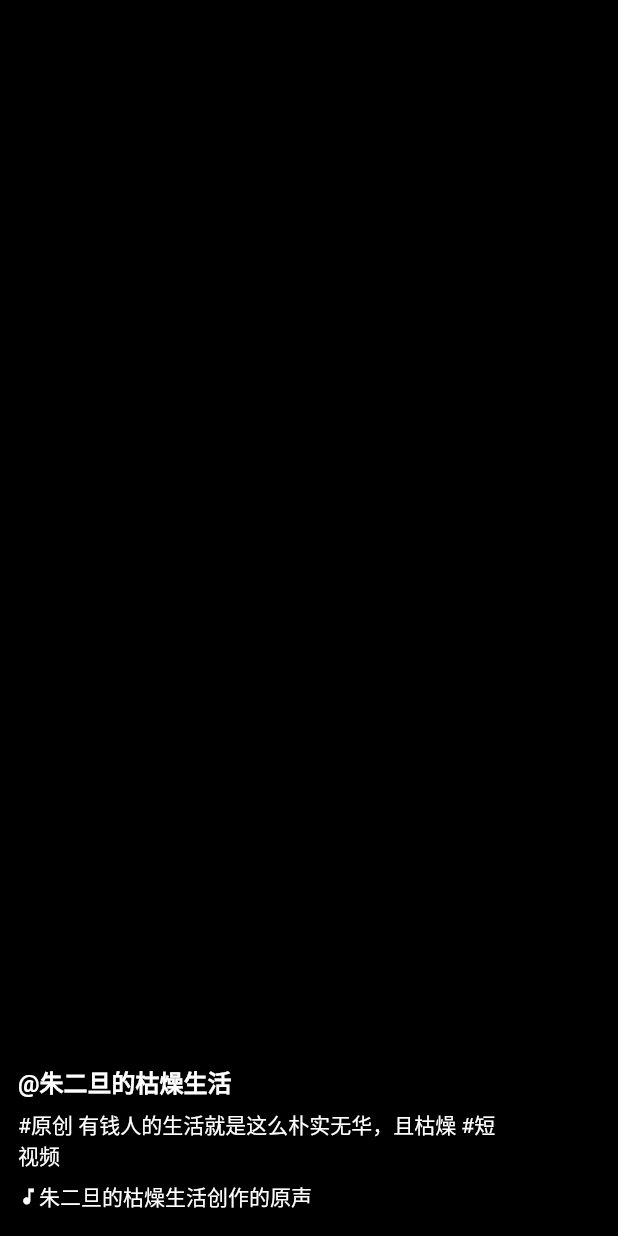
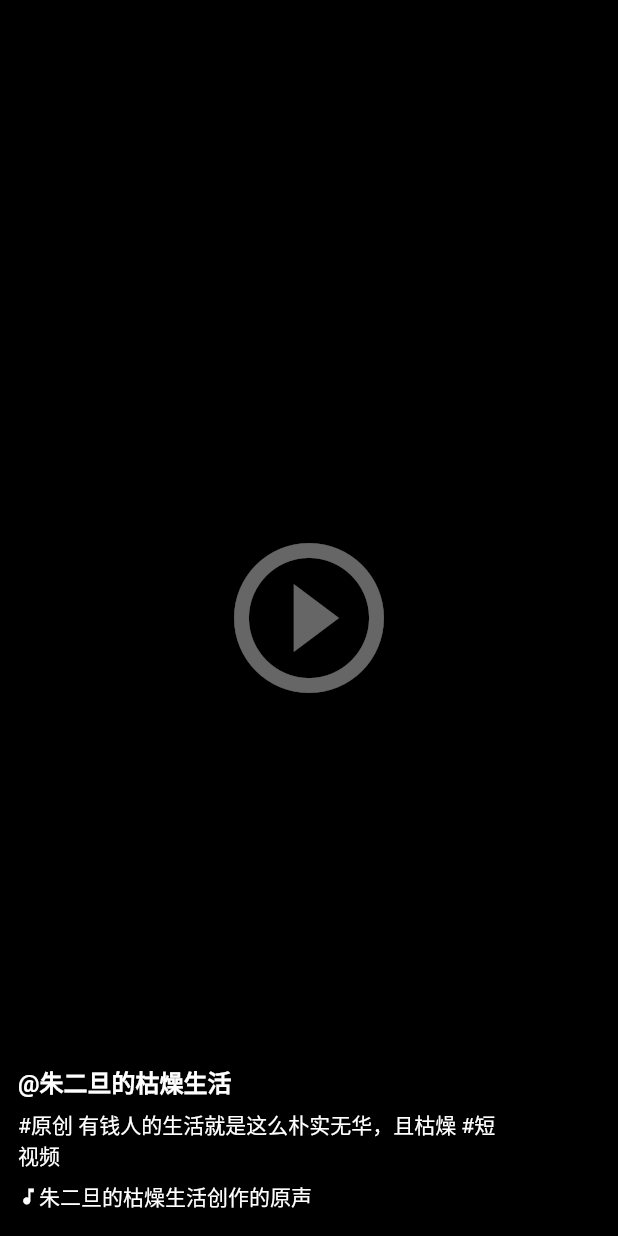
Before and after one commit to kailaisi/tikit_learn, a Flutter app: the TikTokVideoPage widget shown alone on an empty page, opened directly, on a phone screen of 412 x 824 dp. Run offline on Flutter 3.47's test engine with Material 2 defaults, Android fonts, the phone set to English and light mode, and no system bars; our stand-ins replace flutter_spinkit; missing offline and left inert: fijkplayer, safemap, tapped; network calls fail.

```diff
--- a/lib/views/tikTokVideo.dart
+++ b/lib/views/tikTokVideo.dart
@@ -66,19 +66,19 @@ class TikTokVideoPage extends StatelessWidget {
               ),
             ),
           ),
-          // TODO:状态问题
-          // hidePauseIcon
-          //     ? Container()
-          //     : Container(
-          //         height: double.infinity,
-          //         width: double.infinity,
-          //         alignment: Alignment.center,
-          //         child: Icon(
-          //           Icons.play_circle_outline,
-          //           size: 120,
-          //           color: Colors.white.withOpacity(0.4),
-          //         ),
-          //       ),
+          //TODO:状态问题
+          hidePauseIcon
+              ? Container()
+              : Container(
+                  height: double.infinity,
+                  width: double.infinity,
+                  alignment: Alignment.center,
+                  child: Icon(
+                    Icons.play_circle_outline,
+                    size: 120,
+                    color: Colors.white.withOpacity(0.4),
+                  ),
+                ),
         ],
       ),
     );
--- a/lib/views/tiktokTabBar.dart
+++ b/lib/views/tiktokTabBar.dart
@@ -84,7 +84,7 @@ class TikTokTabBar extends StatelessWidget {
     );
     return Container(
       //设置透明度
-      color: false ? ColorPlate.back2 : ColorPlate.white,
+      color: hasBackground ? ColorPlate.back2 : ColorPlate.white,
       child: Container(
         padding: EdgeInsets.only(bottom: padding.bottom),
         height: 50 + padding.bottom,
```
Also changed, not shown: lib/pages/homePage.dart (+9 -4 lines), lib/pages/userPage.dart (+18 -4 lines).
